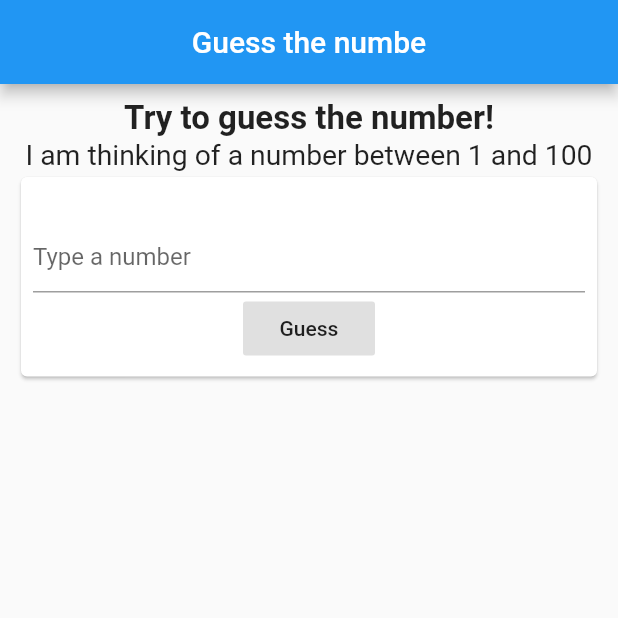
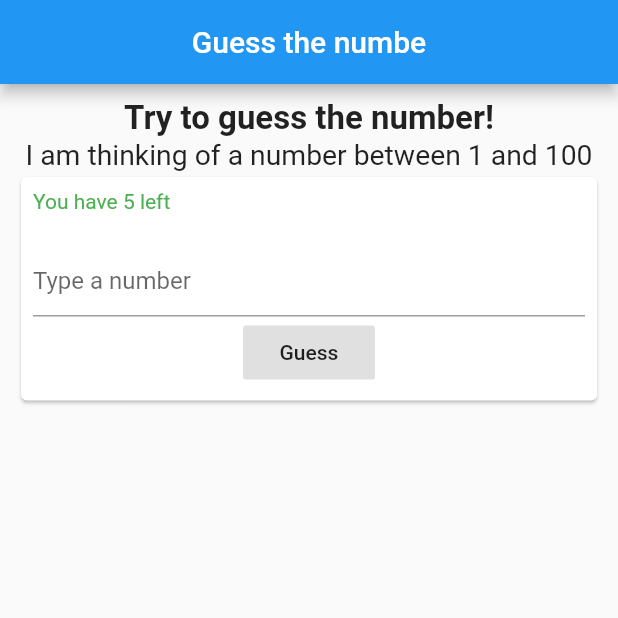
Before and after one commit to roddev-v/ad-number-guess, a Flutter app: the screen it shows after launch, after a tap on "Guess", on a phone screen of 412 x 824 dp, the top half of it. Run offline on Flutter 3.47's test engine with Material 2 defaults, Android fonts, the phone set to English and light mode, and no system bars.

Commit message:
wip - added lives feature

```diff
--- a/lib/guessing_card.dart
+++ b/lib/guessing_card.dart
@@ -11,7 +11,56 @@ class GuessingCard extends StatefulWidget {
 class _GuessingCardState extends State<GuessingCard> {
   final TextEditingController textEditController = TextEditingController();
   int toBeGuessed = Random().nextInt(100);
-  int inputNumber = -1;
+  int inputNumber;
+
+  int lives = 5;
+
+  void showAlert(BuildContext context, String title, String message) {
+    showDialog<dynamic>(
+        context: context,
+        barrierDismissible: false,
+        builder: (BuildContext context) => AlertDialog(
+              title: Text(title),
+              content: Text(message),
+              actions: [
+                TextButton(
+                    onPressed: () {
+                      setState(() {
+                        lives = 5;
+                        toBeGuessed = Random().nextInt(100);
+                        inputNumber = null;
+                        Navigator.of(context).pop();
+                      });
+                    },
+                    child: const Text(
+                      'Try again',
+                      style: TextStyle(color: Colors.blue),
+                    ))
+              ],
+            ));
+  }
+
+  void updateState() {
+    setState(() {
+      final String value = textEditController.value.text;
+      if (isNumeric(value)) {
+        inputNumber = int.tryParse(value);
+        textEditController.clear();
+        lives--;
+        if (lives == 0) {
+          showAlert(context, 'Ooops....',
+              'The number was $toBeGuessed. Don\'t quit already');
+        }
+        if (inputNumber == toBeGuessed) {
+          showAlert(context, 'You got it', 'The number was $toBeGuessed');
+        }
+      }
+    });
+  }
+
+  Color getColor() {
+    return lives > 3 ? Colors.green : Colors.red;
+  }
 
   @override
   Widget build(BuildContext context) {
@@ -23,6 +72,10 @@ class _GuessingCardState extends State<GuessingCard> {
           child: Column(
             crossAxisAlignment: CrossAxisAlignment.start,
             children: [
+              Text(
+                'You have $lives left',
+                style: TextStyle(color: getColor()),
+              ),
               HintMessage(toBeGuessed, inputNumber),
               TextField(
                 controller: textEditController,
@@ -31,14 +84,7 @@ class _GuessingCardState extends State<GuessingCard> {
               ),
               Center(
                 child: FlatButton(
-                  onPressed: () {
-                    setState(() {
-                      final String value = textEditController.value.text;
-                      if (isNumeric(value)) {
-                        inputNumber = int.tryParse(value);
-                      }
-                    });
-                  },
+                  onPressed: () => updateState(),
                   child: const Text('Guess'),
                   color: Colors.black12,
                 ),
@@ -61,7 +107,7 @@ class HintMessage extends StatelessWidget {
   int guessedNumber = -1;
 
   String getMessage(BuildContext context) {
-    if (desiredNumber == -1 || guessedNumber == -1) {
+    if (guessedNumber == null) {
       return '';
     }
     if (desiredNumber < guessedNumber) {
@@ -69,20 +115,10 @@ class HintMessage extends StatelessWidget {
     } else if (desiredNumber > guessedNumber) {
       return 'Enter a bigger number. You entered $guessedNumber';
     } else if (desiredNumber == guessedNumber) {
-      showAlert(context);
       return 'You got it!. The number was $guessedNumber';
     } else {
       return '';
     }
-  }
-
-  void showAlert(BuildContext context) {
-    showDialog<dynamic>(
-        context: context,
-        builder: (BuildContext context) => AlertDialog(
-              title: const Text('You got it!'),
-              content: Text('The number was $desiredNumber'),
-            ));
   }
 
   @override
```
